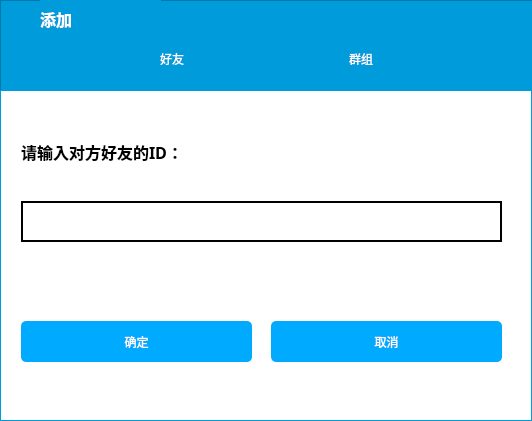
WHUCSLASD2017/nowe, file src/addnewfriend.ui: the form before one commit.
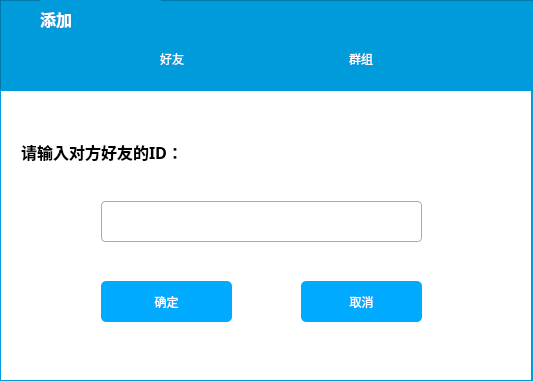
The form after the commit. Icons and pictures are not drawn.

Commit message: 对部分页面及布局进行了美化，包括上传头像页面

What changed in the file:
```diff
--- a/src/addnewfriend.ui
+++ b/src/addnewfriend.ui
@@ -6,8 +6,8 @@
    <rect>
     <x>0</x>
     <y>0</y>
-    <width>532</width>
-    <height>421</height>
+    <width>533</width>
+    <height>381</height>
    </rect>
   </property>
   <property name="windowTitle">
@@ -174,7 +174,7 @@
      <x>0</x>
      <y>90</y>
      <width>532</width>
-     <height>331</height>
+     <height>291</height>
     </rect>
    </property>
    <property name="styleSheet">
@@ -210,9 +210,9 @@
     <widget class="QLineEdit" name="lineEdit">
      <property name="geometry">
       <rect>
-       <x>20</x>
+       <x>100</x>
        <y>110</y>
-       <width>481</width>
+       <width>321</width>
        <height>41</height>
       </rect>
      </property>
@@ -225,15 +225,21 @@
       </font>
      </property>
      <property name="styleSheet">
-      <string notr="true">border:2px solid rgb(0, 0, 0);</string>
+      <string notr="true">border: 2px solid;    
+border-width: 1px;
+    border-style: solid;
+    border-radius: 4px;
+	border-color:rgb(170, 170, 170);
+	background-color:rgb(255, 255, 255);
+</string>
      </property>
     </widget>
     <widget class="QPushButton" name="confirmButton">
      <property name="geometry">
       <rect>
-       <x>20</x>
-       <y>230</y>
-       <width>231</width>
+       <x>100</x>
+       <y>190</y>
+       <width>131</width>
        <height>41</height>
       </rect>
      </property>
@@ -244,9 +250,9 @@
     <widget class="QPushButton" name="cancelButton">
      <property name="geometry">
       <rect>
-       <x>270</x>
-       <y>230</y>
-       <width>231</width>
+       <x>300</x>
+       <y>190</y>
+       <width>121</width>
        <height>41</height>
       </rect>
      </property>
```
The commit also changes 7 other files.
